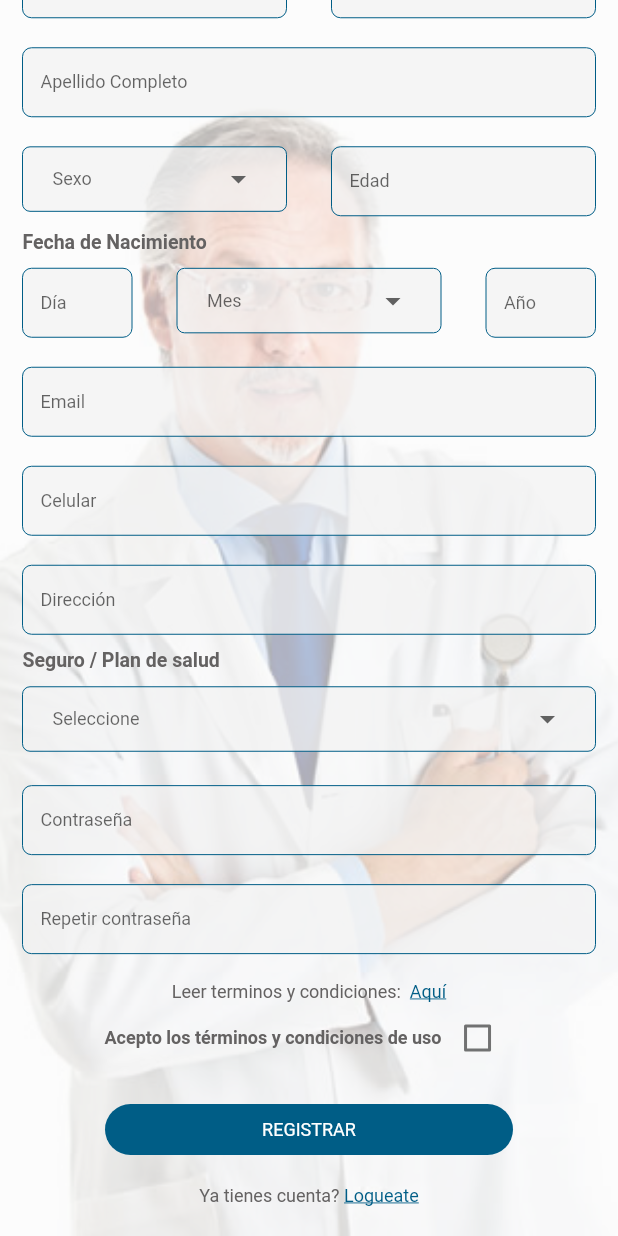
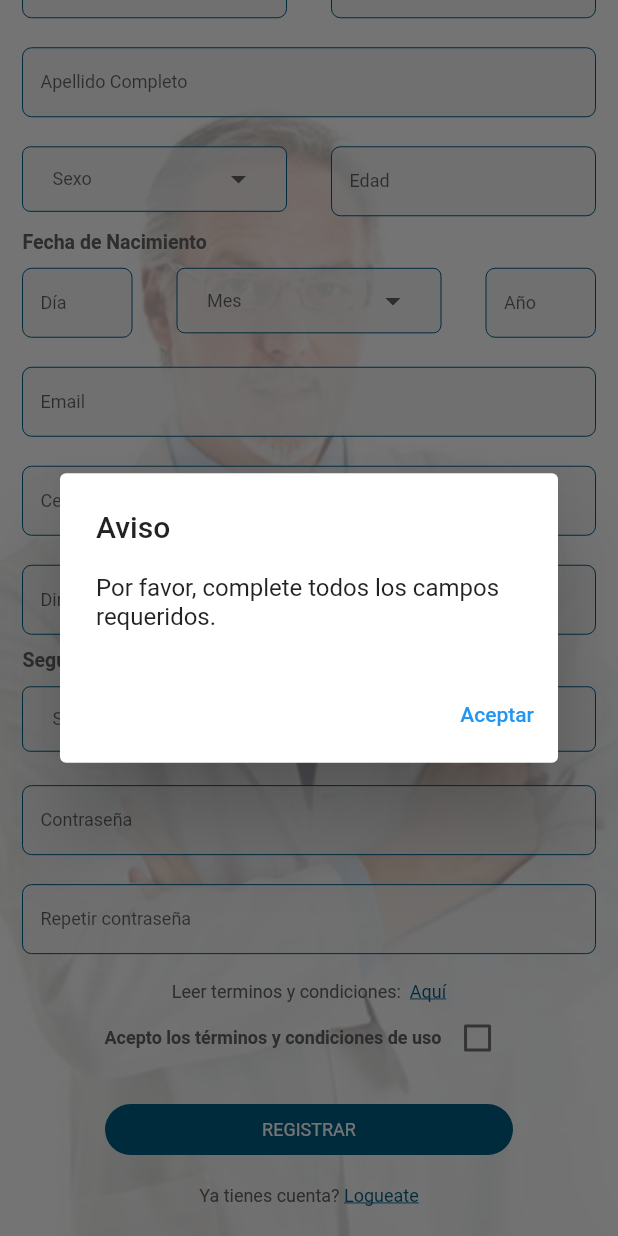
Before and after one commit to EdsonEAP/ProyectHospitalLopezSilva, a Flutter app: the RegistroView screen opened by its route, scrolled down 314 dp, after a tap on "REGISTRAR", on a phone screen of 412 x 824 dp. Run offline on Flutter 3.47's test engine with Material 2 defaults, Android fonts, the phone set to English and light mode, and no system bars; our stand-ins replace flutter_map, latlong2, package_info_plus, shared_preferences; accounts and stored records are empty.

Commit message:
ultimo commmit

```diff
--- a/lib/src/Pages/registro/registro.dart
+++ b/lib/src/Pages/registro/registro.dart
@@ -417,6 +417,30 @@ streamBotonReactive(context) {
         duration: const Duration(seconds: 2),
         child: InkWell(
           onTap: () => {
+            if (mesEnLetras == null)
+              {
+                showDialog(
+                  context: context,
+                  builder: (BuildContext context) {
+                    return AlertDialog(
+                      title: Text("Aviso"),
+                      content: Text(
+                          "Por favor, complete todos los campos requeridos."),
+                      actions: <Widget>[
+                        TextButton(
+                          child: Text("Aceptar"),
+                          onPressed: () {
+                            Navigator.of(context)
+                                .pop(); // Cierra el cuadro de diálogo
+                          },
+                        ),
+                      ],
+                    );
+                  },
+                ),
+              }
+            else
+              {
                 registerBloc.requestRegister(context,
                     fecha_nacimiento: yearNacimientoController.text +
                         "-" +
@@ -436,6 +460,7 @@ streamBotonReactive(context) {
                     type_sure: dropdownSeguro,
                     password: passController.text,
                     terms: valueTerminosYCondiciones ? "1" : '0')
+              }
           },
           child: Container(
             margin: const EdgeInsets.only(left: 70, right: 70, bottom: 0),
```
Lines whose indentation alone changed are shown as unchanged.
